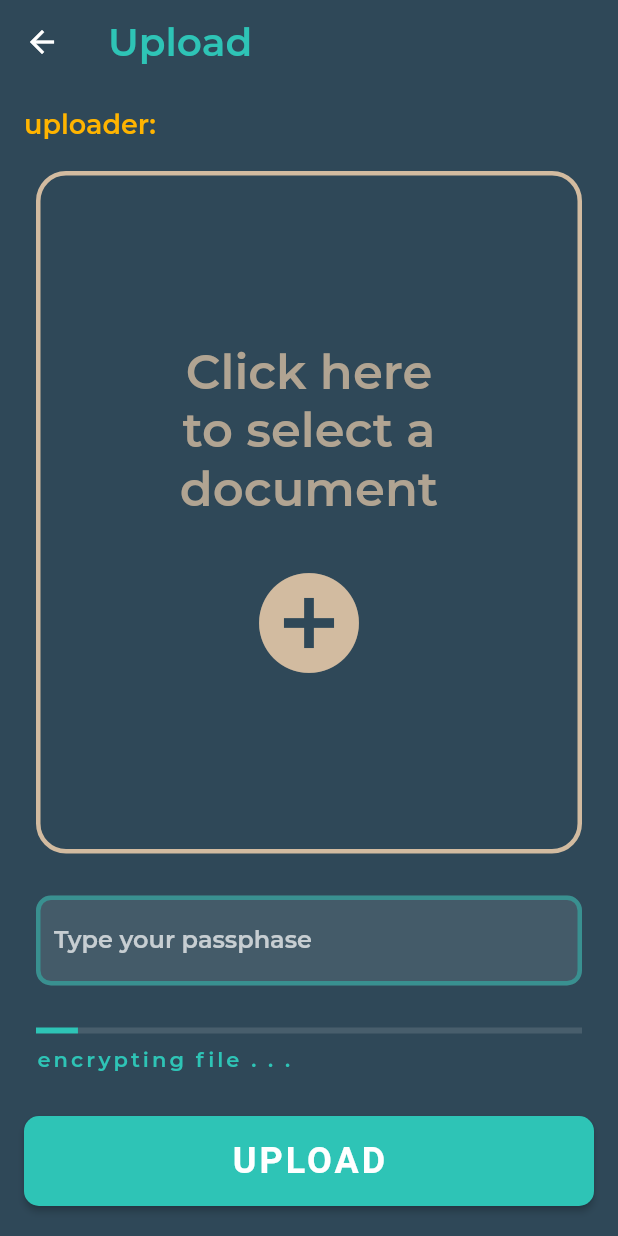
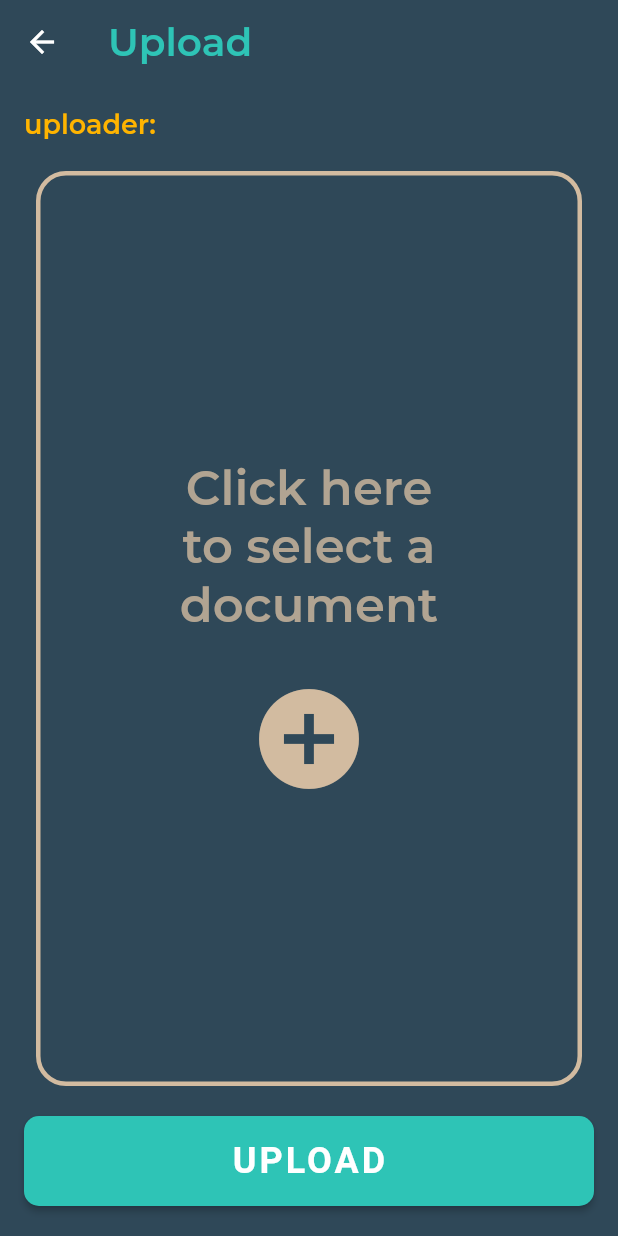
Before and after one commit to sbis04/mediblock, a Flutter app: the UploadPage screen opened directly with empty values, on a phone screen of 412 x 824 dp. Run offline on Flutter 3.47's test engine with Material 2 defaults, Android fonts, the light colour scheme and no system bars; our stand-ins replace cloud_firestore, file_picker, firebase_auth, firebase_core, google_sign_in, shared_preferences; accounts and stored records are empty; Roboto replaces fonts that are missing (Raleway).

Commit message:
Update upload screen UI

```diff
--- a/lib/screens/upload_page.dart
+++ b/lib/screens/upload_page.dart
@@ -190,9 +190,12 @@ class _UploadPageState extends State<UploadPage> {
                           ),
                   ),
                 ),
-                Padding(
-                  padding: const EdgeInsets.all(8.0),
+                Visibility(
+                  visible: _selectedFile != null,
+                  child: Padding(
+                    padding: const EdgeInsets.only(left: 8.0, right: 8.0, bottom: 30.0),
                     child: TextField(
+                      enabled: !_isUploading,
                       controller: _textControllerPassphrase,
                       focusNode: _textFocusNodePassphrase,
                       keyboardType: TextInputType.text,
@@ -248,9 +251,12 @@ class _UploadPageState extends State<UploadPage> {
                       ),
                     ),
                   ),
-                Padding(
+                ),
+                Visibility(
+                  visible: _isUploading,
+                  child: Padding(
                     padding: const EdgeInsets.only(
-                    top: 20.0,
+                      top: 0.0,
                       bottom: 30.0,
                       left: 8.0,
                       right: 8.0,
@@ -277,6 +283,7 @@ class _UploadPageState extends State<UploadPage> {
                           ),
                         )
                       ],
+                    ),
                   ),
                 ),
                 _isUploading
```
Lines whose indentation alone changed are shown as unchanged.
